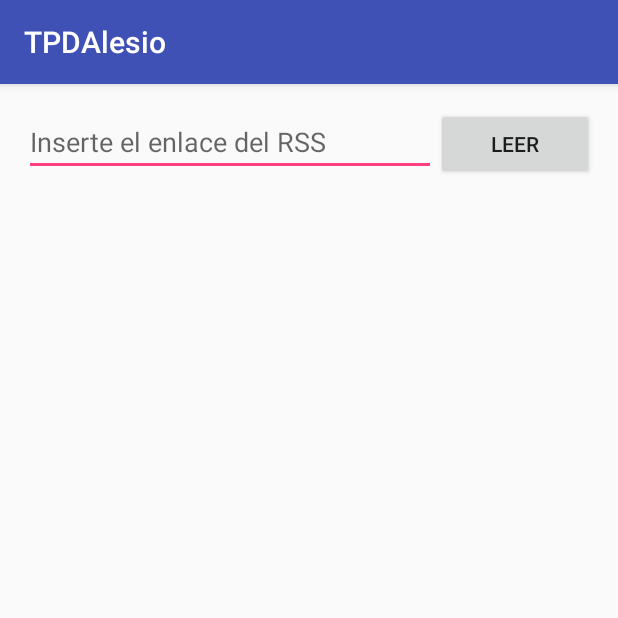
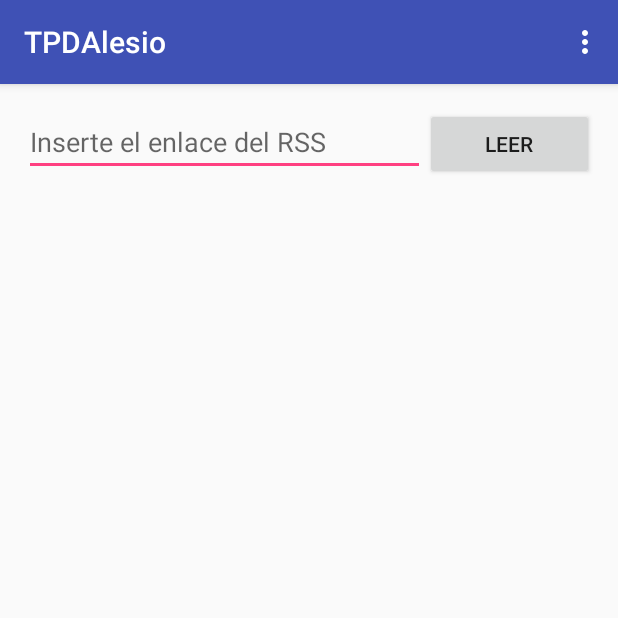
Before and after one commit to maxidalesio/TPDAlesio, an Android app: the screen it shows after launch (MainActivity), on a phone screen of 412 x 824 dp, the top half of it. Run offline under Robolectric (Android 15) with nearby library versions, the phone set to English and light mode, and no system bars.

Commit message:
Se agrega historial de RSSs

```diff
--- a/app/src/main/java/com/example/alumno/tpdalesio/MyViewHolder.java
+++ b/app/src/main/java/com/example/alumno/tpdalesio/MyViewHolder.java
@@ -30,7 +30,7 @@ public class MyViewHolder extends RecyclerView.ViewHolder implements View.OnClic
 
     @Override
     public void onClick(View v) {
-        Log.d("Posicion", String.valueOf(this.position));
+        //Log.d("Posicion", String.valueOf(this.position));
         objClick.click(this.position);
 
     }
--- a/app/src/main/res/layout/activity_main.xml
+++ b/app/src/main/res/layout/activity_main.xml
@@ -20,7 +20,9 @@ tools:context="com.example.alumno.tpdalesio.MainActivity">
         android:layout_height="wrap_content"
         android:id="@+id/RSSLink"
         android:hint="Inserte el enlace del RSS"
-        android:layout_weight="0.8"/>
+        android:layout_weight="0.8"
+        android:inputType="textImeMultiLine"
+        android:ems="8"/>
     <Button
         android:layout_width="wrap_content"
         android:layout_height="wrap_content"
--- /dev/null
+++ b/app/src/main/res/menu/menu_activity.xml
@@ -0,0 +1,11 @@
+<?xml version="1.0" encoding="utf-8"?>
+<menu xmlns:android="http://schemas.android.com/apk/res/android"
+    xmlns:app="http://schemas.android.com/apk/res-auto">
+    <item
+        android:id="@+id/itHistorial"
+        android:orderInCategory="1"
+        app:showAsAction="never"
+        android:icon="@android:drawable/ic_input_add"
+        android:title="Historial">
+    </item>
+</menu>
```
Also changed, not shown: app/src/main/java/com/example/alumno/tpdalesio/DialogoHistorial.java (added, +46 -0 lines), app/src/main/java/com/example/alumno/tpdalesio/ListenerHistorial.java (added, +63 -0 lines), app/src/main/java/com/example/alumno/tpdalesio/ListenerMyActivity.java (+10 -0 lines), app/src/main/java/com/example/alumno/tpdalesio/MainActivity.java (+69 -1 lines).
